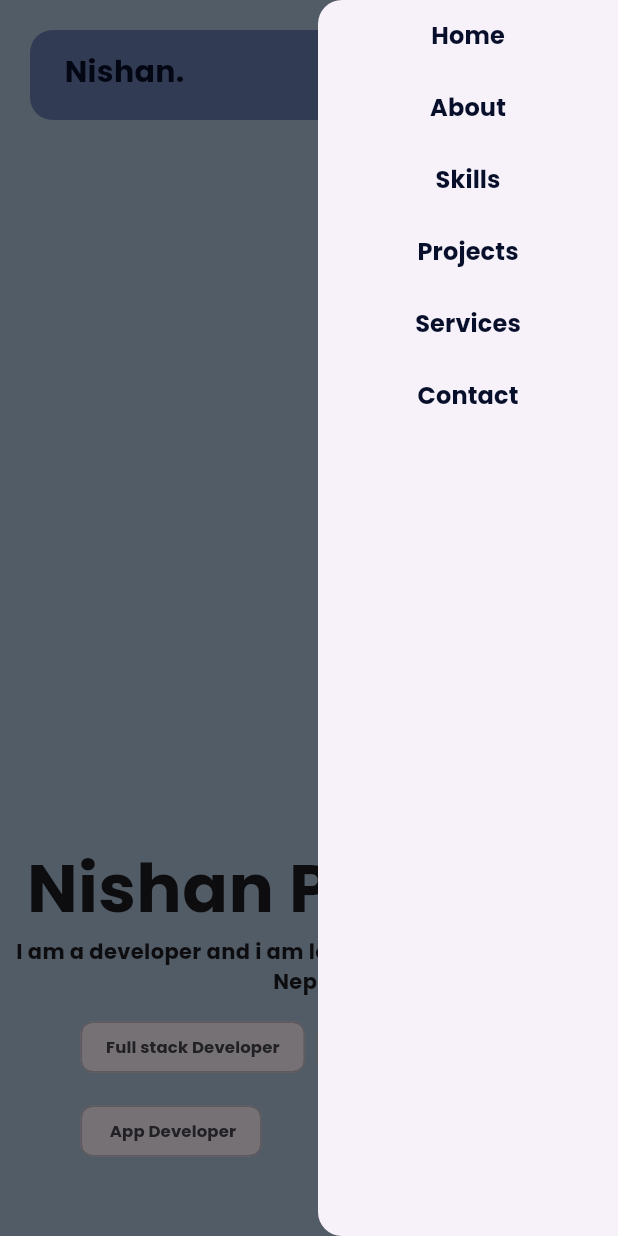
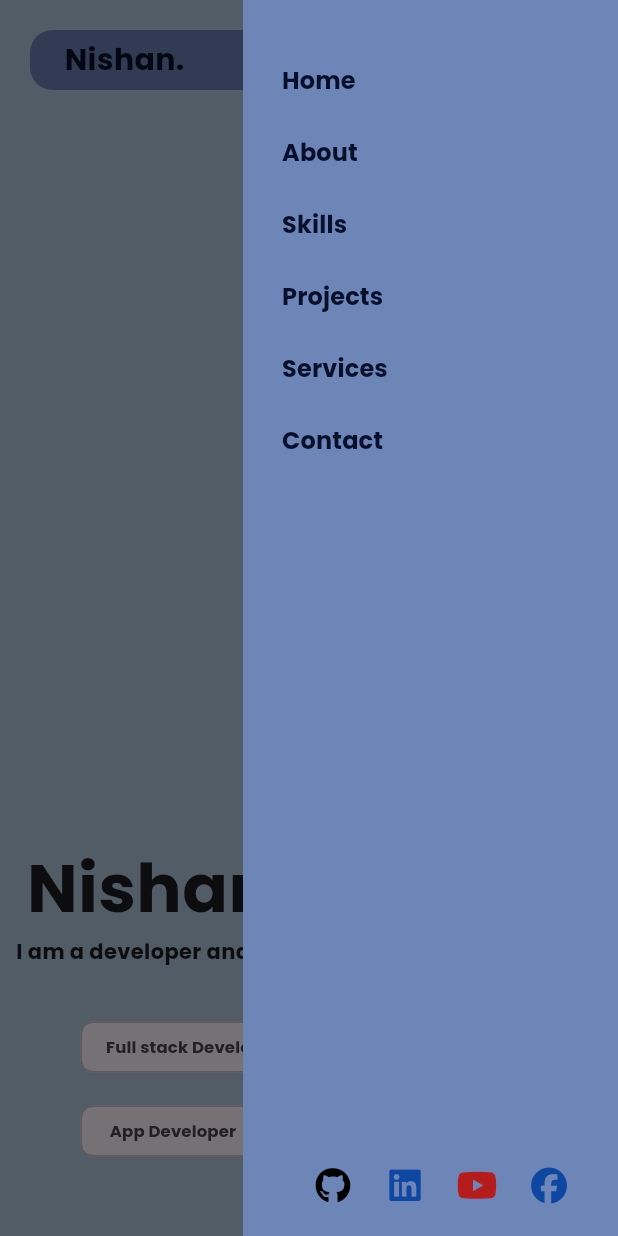
Before and after one commit to Nishan-Pradhan06/flutter-web-portfolio, a Flutter app: the screen it shows after launch, after a tap on the "menu" icon, on a phone screen of 412 x 824 dp. Run offline on Flutter 3.47's test engine with Material 3 defaults, Android fonts, the light colour scheme and no system bars; our stand-ins replace font_awesome_flutter.

Commit message:
component, appbar, drawer

```diff
--- a/lib/constants/const.dart
+++ b/lib/constants/const.dart
@@ -2,3 +2,15 @@ import 'package:url_launcher/url_launcher.dart';
 
 // URL Launcher
 void openURL(String url) => launchUrl(Uri.parse(url));
+
+
+// Github Link
+const String gitHub = 'https://github.com/Nishan-Pradhan06';
+// facebook Link
+const String facebook =
+    'https://www.facebook.com/profile.php?id=100015085275074';
+// linkedin Link
+const String linkedin = 'https://www.linkedin.com/in/nishan-pradhan06/';
+
+// instagram Link
+const String youtube = 'https://www.youtube.com/@nishanpradhan06';
--- a/lib/views/components/appbar/platform/mobile_view.dart
+++ b/lib/views/components/appbar/platform/mobile_view.dart
@@ -11,7 +11,7 @@ class MobileViewAppBar extends StatelessWidget {
   Widget build(BuildContext context) {
     final themeProvider = Provider.of<ThemeProviders>(context);
     return Padding(
-      padding: const EdgeInsets.only(top: 20, left: 20, right: 20),
+      padding: const EdgeInsets.only(left: 20, right: 20, top: 20, bottom: 20),
       child: AppBar(
         automaticallyImplyLeading: false,
         elevation: 2.0,
@@ -33,12 +33,15 @@ class MobileViewAppBar extends StatelessWidget {
         leadingWidth: 106,
         leading: const Leading(),
         actions: [
-          IconButton(
-            hoverColor: Colors.transparent,
-            onPressed: () {
-              Scaffold.of(context).openEndDrawer();
-            },
-            icon: const Icon(Icons.menu_rounded),
+          Padding(
+            padding: const EdgeInsets.only(right: 10),
+            child: IconButton(
+              hoverColor: Colors.transparent,
+              onPressed: () {
+                Scaffold.of(context).openEndDrawer();
+              },
+              icon: const Icon(Icons.menu_rounded),
+            ),
           )
         ],
       ),
--- a/lib/views/components/end_drawer_nav.dart
+++ b/lib/views/components/end_drawer_nav.dart
@@ -1,18 +1,33 @@
 import 'package:flutter/material.dart';
+import 'package:font_awesome_flutter/font_awesome_flutter.dart';
+import 'package:portfolio/constants/const.dart';
 import 'package:portfolio/views/components/nav_text_button.dart';
+import 'package:portfolio/views/components/social_icons_buttons.dart';
+import 'package:provider/provider.dart';
+import 'package:url_launcher/url_launcher_string.dart';
+import '../../constants/theme/colors.dart';
+import '../../providers/theme_providers.dart';
 
 class EndDrawerView extends StatelessWidget {
   const EndDrawerView({super.key});
 
   @override
   Widget build(BuildContext context) {
-    return Drawer(
-      width: 200,
-      child: Column(
-        children: [
-          Center(
+    final themeProvider = Provider.of<ThemeProviders>(context);
+    return AbsorbPointer(
+      child: Drawer(
+        shape: const RoundedRectangleBorder(
+          borderRadius: BorderRadius.zero,
+        ),
+        backgroundColor: themeProvider.isDarkMode
+            ? BrandColors.darkPrimary
+            : BrandColors.lightPrimary,
+        width: 250,
+        child: Center(
+          child: Padding(
+            padding: const EdgeInsets.only(left: 14.0, top: 30, bottom: 10),
             child: Column(
-              mainAxisAlignment: MainAxisAlignment.center,
+              crossAxisAlignment: CrossAxisAlignment.start,
               children: [
                 NavTextButton(title: 'Home', onPressed: () {}),
                 NavTextButton(title: 'About', onPressed: () {}),
@@ -20,10 +35,44 @@ class EndDrawerView extends StatelessWidget {
                 NavTextButton(title: 'Projects', onPressed: () {}),
                 NavTextButton(title: 'Services', onPressed: () {}),
                 NavTextButton(title: 'Contact', onPressed: () {}),
+                const Spacer(),
+                Row(
+                  mainAxisAlignment: MainAxisAlignment.center,
+                  children: [
+                    SocialIconButton(
+                      onPressed: () {
+                        launchUrlString(gitHub);
+                      },
+                      icon: FontAwesomeIcons.github,
+                      color: Colors.black,
+                    ),
+                    SocialIconButton(
+                      onPressed: () {
+                        launchUrlString(linkedin);
+                      },
+                      icon: FontAwesomeIcons.linkedin,
+                      color: Colors.blue[900]!,
+                    ),
+                    SocialIconButton(
+                      onPressed: () {
+                        launchUrlString(youtube);
+                      },
+                      icon: FontAwesomeIcons.youtube,
+                      color: Colors.red[900]!,
+                    ),
+                    SocialIconButton(
+                      onPressed: () {
+                        launchUrlString(facebook);
+                      },
+                      icon: FontAwesomeIcons.facebook,
+                      color: Colors.blue[900]!,
+                    ),
+                  ],
+                )
               ],
             ),
           ),
-        ],
+        ),
       ),
     );
   }
--- /dev/null
+++ b/lib/views/components/social_icons_buttons.dart
@@ -0,0 +1,29 @@
+import 'package:flutter/material.dart';
+import 'package:font_awesome_flutter/font_awesome_flutter.dart';
+
+class SocialIconButton extends StatelessWidget {
+  final VoidCallback onPressed;
+  final IconData icon;
+  final double size;
+  final Color color;
+
+  const SocialIconButton({
+    super.key,
+    required this.onPressed,
+    required this.icon,
+    this.size = 24.0,
+    required this.color,
+  });
+
+  @override
+  Widget build(BuildContext context) {
+    return IconButton(
+      onPressed: onPressed,
+      icon: FaIcon(
+        icon,
+        size: size,
+        color: color,
+      ),
+    );
+  }
+}
--- a/lib/views/pages/home_pages.dart
+++ b/lib/views/pages/home_pages.dart
@@ -4,7 +4,7 @@ import 'package:portfolio/views/pages/platform/mobile_view.dart';
 import 'package:provider/provider.dart';
 import '../../constants/theme/colors.dart';
 import '../../providers/theme_providers.dart';
-import '../components/appbar/platform/appbar.dart';
+import '../components/appbar/appbar.dart';
 import '../components/end_drawer_nav.dart';
 import '../components/floating_buttom.dart';
 import '../components/responsive.dart';
```
Also changed, not shown: lib/views/components/appbar/appbar.dart (renamed from lib/views/components/appbar/platform/appbar.dart).
